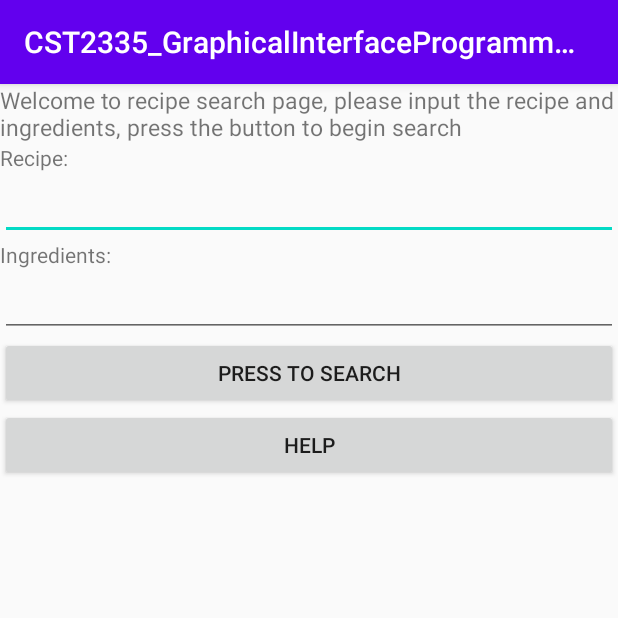
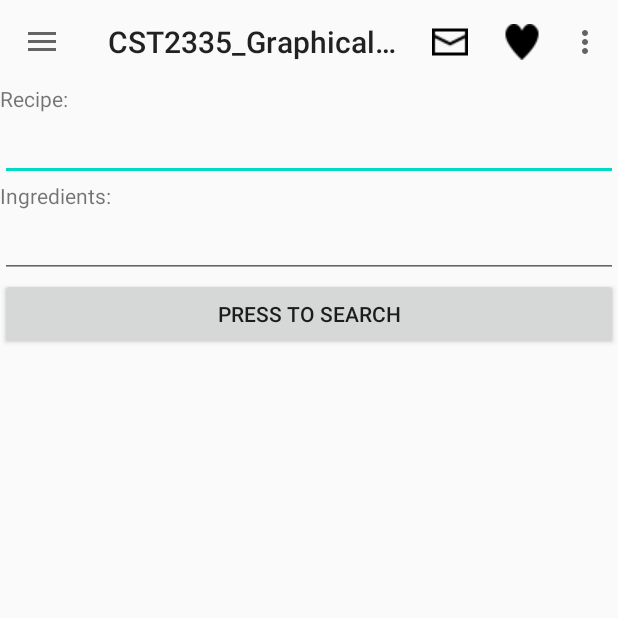
Before and after one commit to li000681/informationApp, an Android app: the screen it shows after launch (RecipeSearch before the commit, RecipeSearchToolBar after it), after a tap on "RECIPE SEARCH PAGE/JIANCHUAN LI", on a phone screen of 412 x 824 dp, the top half of it. Run offline under Robolectric (Android 15) with nearby library versions, the phone set to English and light mode, and no system bars.

Commit message:
change search activity to tool bar

```diff
--- a/app/src/main/java/com/example/cst2335_graphicalinterfaceprogramming/MainActivity.java
+++ b/app/src/main/java/com/example/cst2335_graphicalinterfaceprogramming/MainActivity.java
@@ -33,7 +33,7 @@ public class MainActivity extends AppCompatActivity {
 
         /** Button ReceipeSearchButton will lead to the recipe search page.*/
         Button ReceipeSearchButton = findViewById(R.id.button2);
-        Intent nextPage1 = new Intent(MainActivity.this, RecipeSearch.class);
+        Intent nextPage1 = new Intent(MainActivity.this, RecipeSearchToolBar.class);
         ReceipeSearchButton.setOnClickListener(click->
         {
             startActivity(nextPage1);
--- /dev/null
+++ b/app/src/main/java/com/example/cst2335_graphicalinterfaceprogramming/RecipeSearchToolBar.java
@@ -0,0 +1,167 @@
+package com.example.cst2335_graphicalinterfaceprogramming;
+
+import androidx.appcompat.app.ActionBarDrawerToggle;
+import androidx.appcompat.app.AlertDialog;
+import androidx.appcompat.app.AppCompatActivity;
+import androidx.appcompat.widget.Toolbar;
+import androidx.core.view.GravityCompat;
+import androidx.drawerlayout.widget.DrawerLayout;
+
+import android.content.Context;
+import android.content.Intent;
+import android.content.SharedPreferences;
+import android.os.Bundle;
+import android.view.Menu;
+import android.view.MenuInflater;
+import android.view.MenuItem;
+import android.widget.Button;
+import android.widget.EditText;
+import android.widget.Toast;
+
+import com.google.android.material.navigation.NavigationView;
+import com.google.android.material.snackbar.Snackbar;
+
+public class RecipeSearchToolBar extends AppCompatActivity implements NavigationView.OnNavigationItemSelectedListener{
+    /** prefs is used to store the recipe and ingredients input by user last time.*/
+    SharedPreferences prefs = null;
+    @Override
+    protected void onCreate(Bundle savedInstanceState) {
+        super.onCreate(savedInstanceState);
+        setContentView(R.layout.activity_recipe_search_tool_bar);
+        prefs = getSharedPreferences("FileName", Context.MODE_PRIVATE);
+        /** savedString is used to store the recipe */
+        String savedString = prefs.getString("Recipe", "");
+        /** et is the editText where users input the recipe*/
+        EditText et = findViewById(R.id.editRecipe);
+        /** set the text to be the recipe input by user last time.*/
+        et.setText(savedString);
+        /** When users input, there is a toast indicating that only one recipe can be accepted.*/
+        et.setOnClickListener(v -> Toast.makeText(this, getResources().getString(R.string.Recipe_toast_message), Toast.LENGTH_LONG).show());
+        /** savedString1 is used to store the ingredients */
+        String savedString1 = prefs.getString("Ingredients", "");
+        /** et1 is the editText where users input the ingredients*/
+        EditText et1 = findViewById(R.id.editIngredients);
+        /** set the text to be the ingredients input by user last time.*/
+        et1.setText(savedString1);
+        /** When users input, there is a snackBar indicating that ingredients should be separated by comma.*/
+        et1.setOnClickListener(v -> Snackbar.make(et1,getResources().getString(R.string.Ingredients_snackBar_message),Snackbar.LENGTH_LONG).show());
+        /** help button is for help information which would show in AlertDialog.*/
+//        Button help = findViewById(R.id.recipeHelpButton);
+//        help.setOnClickListener(v ->{
+//            AlertDialog.Builder builder = new AlertDialog.Builder(this);
+//            builder.setTitle(getResources().getString(R.string.RecipeHelp) + ": ")
+//                    .setMessage(getResources().getString(R.string.WelcomeRecipeSearch)+getResources().getString(R.string.editRecipe))
+//                    .setNeutralButton(getResources().getString(R.string.recipeAlertNB), (click, b) -> { })
+//                    .create().show();});
+        /** search button is for search information which would show in next activity.*/
+        Button search = findViewById(R.id.button);
+        search.setOnClickListener(bt -> {
+            /** the recipe and ingredients would be storage in files in the cellphone.*/
+            saveSharedPrefs(et.getText().toString());
+            saveSharedPrefs1(et1.getText().toString());
+            Intent goToProfile = new Intent(this, ListOfRecipes.class);
+            goToProfile.putExtra("Recipe",et.getText().toString());
+            goToProfile.putExtra("Ingredients",et1.getText().toString());
+            startActivity(goToProfile);});
+
+            //This gets the toolbar from the layout:
+        Toolbar tBar = (Toolbar)findViewById(R.id.recipeSearchtoolbar);
+
+        //This loads the toolbar, which calls onCreateOptionsMenu below:
+        setSupportActionBar(tBar);
+        //For NavigationDrawer:
+        DrawerLayout drawer = findViewById(R.id.recipeSearchdrawer_layout);
+        ActionBarDrawerToggle toggle = new ActionBarDrawerToggle(this,
+                drawer, tBar, R.string.recipeSearchopen, R.string.recipeSearchclose);
+        drawer.addDrawerListener(toggle);
+        toggle.syncState();
+
+        NavigationView navigationView = findViewById(R.id.nav_view);
+        navigationView.setNavigationItemSelectedListener(this);
+        setResult(500);
+
+    }
+
+    /** saveSharedPrefs is used to store the recipe input by user last time.*/
+    private void saveSharedPrefs(String stringToSave){
+        SharedPreferences.Editor editor = prefs.edit();
+        editor.putString("Recipe", stringToSave);
+        editor.commit();
+    }
+    /** saveSharedPrefs1 is used to store the ingredients input by user last time.*/
+    private void saveSharedPrefs1 (String stringToSave){
+        SharedPreferences.Editor editor = prefs.edit();
+        editor.putString("Ingredients", stringToSave);
+        editor.commit();
+    }
+    @Override
+    public boolean onCreateOptionsMenu(Menu menu) {
+        // Inflate the menu items for use in the action bar
+        MenuInflater inflater = getMenuInflater();
+        inflater.inflate(R.menu.recipe_search_menu, menu);
+
+
+	    /* slide 15 material:
+	    MenuItem searchItem = menu.findItem(R.id.search_item);
+        SearchView sView = (SearchView)searchItem.getActionView();
+        sView.setOnQueryTextListener(new SearchView.OnQueryTextListener() {
+            @Override
+            public boolean onQueryTextSubmit(String query) {
+            }
+            @Override
+            public boolean onQueryTextChange(String newText) {
+                return false;
+            }  });
+
+	    */
+
+        return true;
+    }
+
+    @Override
+    public boolean onOptionsItemSelected(MenuItem item) {
+        String message = null;
+        //Look at your menu XML file. Put a case for every id in that file:
+        switch(item.getItemId())
+        {
+            //what to do when the menu item is selected:
+            case R.id.recipeSearchFavorite:
+                message = "You clicked favorite item";
+                break;
+            case R.id.recipeSearchHelp:
+                message = "You clicked on the search item";
+                break;
+            case R.id.recipeSearchLogin:
+                message = "You clicked on the overflow menu";
+                break;
+
+        }
+        Toast.makeText(this, message, Toast.LENGTH_LONG).show();
+        return true;
+    }
+    @Override
+    public boolean onNavigationItemSelected( MenuItem item) {
+
+        String message = null;
+
+        switch(item.getItemId())
+        {
+            case R.id.recipeSearchFavorite:
+                message = "You clicked favorite item";
+                break;
+            case R.id.recipeSearchHelp:
+                message = "You clicked on the search item";
+                break;
+            case R.id.recipeSearchLogin:
+                message = "You clicked on the overflow menu";
+                break;
+
+        }
+
+        DrawerLayout drawerLayout = findViewById(R.id.recipeSearchdrawer_layout);
+        drawerLayout.closeDrawer(GravityCompat.START);
+
+        Toast.makeText(this, "NavigationDrawer: " + message, Toast.LENGTH_LONG).show();
+        return false;
+    }
+}
--- /dev/null
+++ b/app/src/main/res/layout/activity_recipe_search_tool_bar.xml
@@ -0,0 +1,64 @@
+<?xml version="1.0" encoding="utf-8"?>
+<LinearLayout xmlns:android="http://schemas.android.com/apk/res/android"
+    android:layout_width="match_parent"
+    android:layout_height="match_parent"
+    xmlns:app="http://schemas.android.com/apk/res-auto"
+    xmlns:tools="http://schemas.android.com/tools"
+    android:orientation="vertical">
+
+
+    <androidx.appcompat.widget.Toolbar
+        android:layout_width="match_parent"
+        android:layout_height="wrap_content"
+        android:id="@+id/recipeSearchtoolbar"/>
+
+    <androidx.drawerlayout.widget.DrawerLayout
+        android:id="@+id/recipeSearchdrawer_layout"
+        android:layout_width="match_parent"
+        android:layout_height="match_parent"
+        tools:openDrawer="start">
+        <!-- THIS IS WHAT IS VISIBLE ON SCREEN:-->
+        <LinearLayout
+            android:layout_width="match_parent"
+            android:layout_height="match_parent"
+            android:orientation="vertical">
+            <TextView
+                android:id="@+id/inputRecipe"
+                android:layout_width="match_parent"
+                android:layout_height="wrap_content"
+                android:text="@string/inputRecipe"/>
+            <EditText
+                android:id="@+id/editRecipe"
+                android:layout_width="match_parent"
+                android:layout_height="wrap_content"
+                android:text="@string/editRecipe"/>
+            <TextView
+                android:id="@+id/inputIngredients"
+                android:layout_width="match_parent"
+                android:layout_height="wrap_content"
+                android:text="@string/inputIngredients"
+                />
+            <EditText
+                android:id="@+id/editIngredients"
+                android:layout_width="match_parent"
+                android:layout_height="wrap_content"
+                android:text="@string/editIngredients"/>
+            <Button
+                android:id="@+id/button"
+                android:layout_width="match_parent"
+                android:layout_height="wrap_content"
+
+                android:text="@string/RecipeSearch" />
+        </LinearLayout>
+
+        <!-- THIS IS WHAT IS WHAT POPS OUT FROM THE SIDE:-->
+        <com.google.android.material.navigation.NavigationView
+            android:layout_width="wrap_content"
+            android:layout_height="match_parent"
+            android:layout_gravity="start"
+            android:fitsSystemWindows="true"
+            app:menu="@menu/recipe_search_menu"
+            android:id="@+id/nav_view"/>
+
+    </androidx.drawerlayout.widget.DrawerLayout>
+</LinearLayout>
--- /dev/null
+++ b/app/src/main/res/menu/recipe_search_menu.xml
@@ -0,0 +1,25 @@
+<?xml version="1.0" encoding="utf-8"?>
+<menu xmlns:android="http://schemas.android.com/apk/res/android"
+    xmlns:app="http://schemas.android.com/apk/res-auto">
+    <item android:id="@+id/recipeSearchFavorite"
+        android:title="@string/recipeSearchFavorite"
+        android:icon="@drawable/favorite"
+        android:orderInCategory="100"
+        app:showAsAction="always"/>  <!-- This uses showAsAction=always, so look at icon= parameter -->
+
+
+    <item android:id="@+id/recipeSearchHelp"
+        android:orderInCategory="50"
+        app:actionViewClass="android.widget.SearchView"
+        android:icon="@drawable/email"
+        app:showAsAction="always|collapseActionView"
+        android:title="@string/recipeSearchHelp"/>    <!-- This uses showAsAction=always, so look at icon= parameter -->
+
+
+    <item android:id="@+id/recipeSearchLogin"
+        android:icon="@drawable/delete"
+        android:title="@string/login"
+        app:showAsAction="never"
+        android:orderInCategory="400"/> <!-- This uses showAsAction=never, so look at title= parameter -->
+
+</menu>
--- a/app/src/main/res/values/strings.xml
+++ b/app/src/main/res/values/strings.xml
@@ -28,4 +28,9 @@
     <string name="undo">Recovery</string>
     <string name="hide">Hide</string>
     <string name="searchHeader">The Search Result</string>
+    <string name="recipeSearchopen">open</string>
+    <string name="recipeSearchclose">close</string>
+    <string name="recipeSearchFavorite">favorites</string>
+    <string name="recipeSearchHelp">help</string>
+    <string name="login">go back to login</string>
 </resources>
--- a/app/src/main/res/values/styles.xml
+++ b/app/src/main/res/values/styles.xml
@@ -5,6 +5,8 @@
         <item name="colorPrimary">@color/colorPrimary</item>
         <item name="colorPrimaryDark">@color/colorPrimaryDark</item>
         <item name="colorAccent">@color/colorAccent</item>
+        <item name="windowActionBar">false</item>
+        <item name="windowNoTitle">true</item>
     </style>
 
 </resources>
--- a/build.gradle
+++ b/build.gradle
@@ -5,7 +5,7 @@ buildscript {
         jcenter()
     }
     dependencies {
-        classpath "com.android.tools.build:gradle:4.0.1"
+        classpath 'com.android.tools.build:gradle:4.1.1'
 
         // NOTE: Do not place your application dependencies here; they belong
         // in the individual module build.gradle files
```
Also changed, not shown: app/src/main/AndroidManifest.xml (+4 -3 lines), app/src/main/java/com/example/cst2335_graphicalinterfaceprogramming/RecipeSearchMyOpener.java (added, +53 -0 lines), app/src/main/res/drawable/delete.png (added), app/src/main/res/drawable/email.png (added), app/src/main/res/drawable/favorite.png (added), gradle/wrapper/gradle-wrapper.properties, 1 other file.
